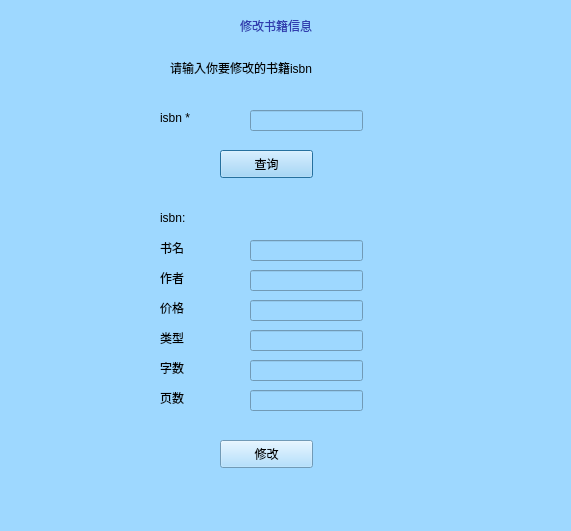
JingzeWang/Library-Management-System, file Library-Management-System/librarianmodifybook.ui: the form before one commit.
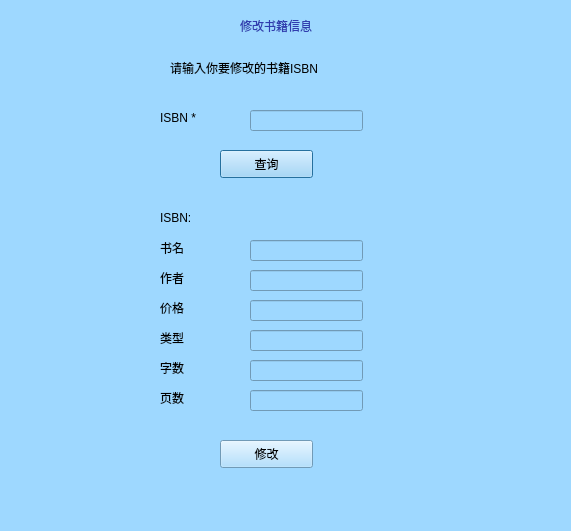
The form after the commit.

Diff of the .ui file:
```diff
--- a/Library-Management-System/librarianmodifybook.ui
+++ b/Library-Management-System/librarianmodifybook.ui
@@ -57,7 +57,7 @@
     </rect>
    </property>
    <property name="text">
-    <string>isbn *</string>
+    <string>ISBN *</string>
    </property>
   </widget>
   <widget class="QLabel" name="label_4">
@@ -211,7 +211,7 @@
     </rect>
    </property>
    <property name="text">
-    <string>请输入你要修改的书籍isbn</string>
+    <string>请输入你要修改的书籍ISBN</string>
    </property>
   </widget>
   <widget class="QPushButton" name="pushButton">
@@ -263,7 +263,7 @@
     </rect>
    </property>
    <property name="text">
-    <string>isbn:</string>
+    <string>ISBN:</string>
    </property>
   </widget>
  </widget>
```
